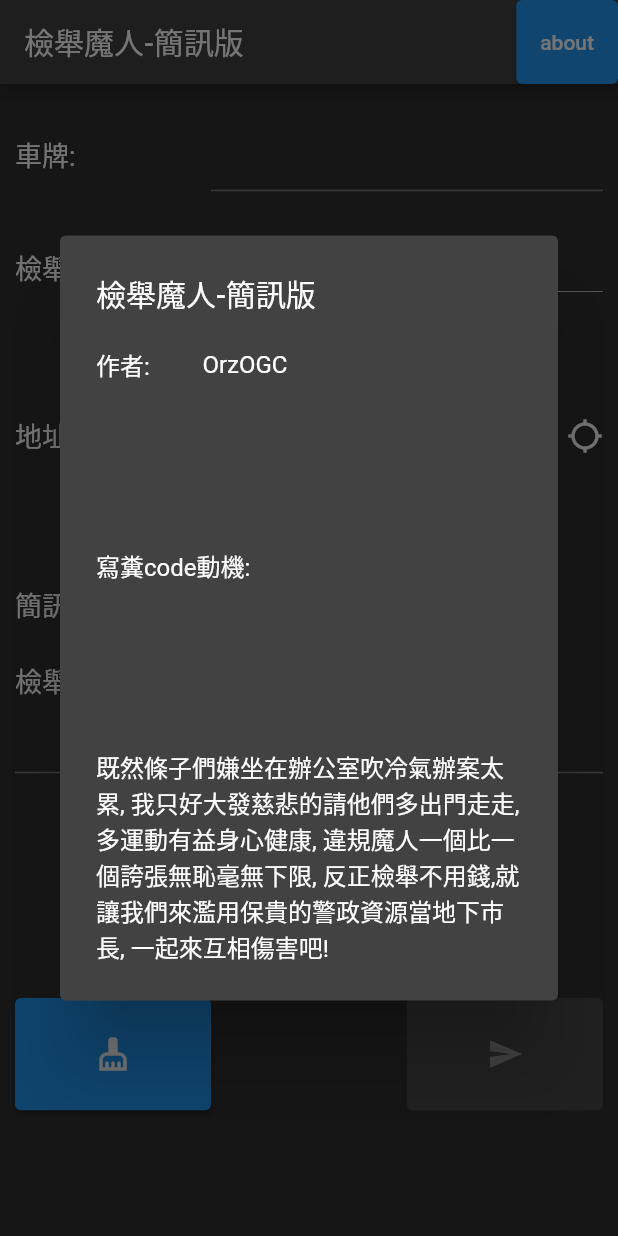
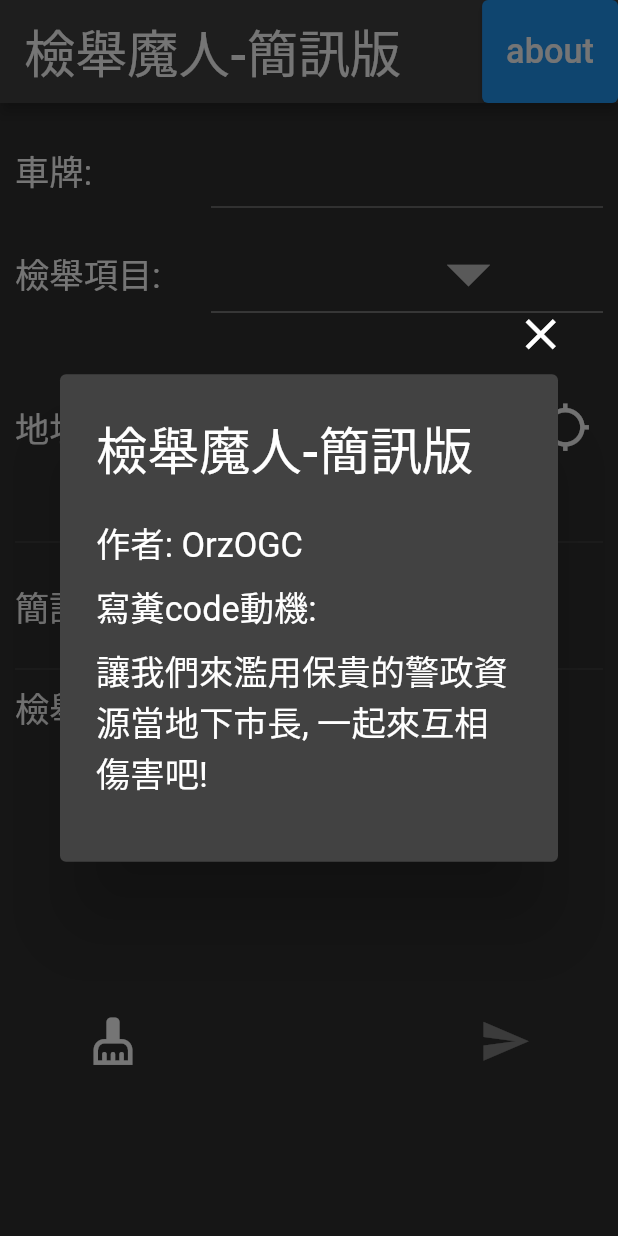
Before and after one commit to OGC-Fever/report-master, a Flutter app: the screen it shows after launch, after a tap on "about", on a phone screen of 412 x 824 dp. Run offline on Flutter 3.47's test engine with Material 2 defaults, Android fonts, the light colour scheme and no system bars; our stand-ins replace geocoding, geolocator; missing offline and left inert: flutter_sms.

Commit message:
stack test

```diff
--- a/lib/main.dart
+++ b/lib/main.dart
@@ -42,56 +42,92 @@ class HomePageState extends State<HomePage> {
   Widget build(BuildContext context) {
     var chooseValue = Provider.of<ReportVM>(context).chooseValue;
     var sendable = Provider.of<ReportVM>(context).sendable;
-    var customStyle = const TextStyle(fontSize: 18);
     var reportList = Provider.of<ReportVM>(context).reportList;
     var address = Provider.of<ReportVM>(context).address;
     var sms = Provider.of<ReportVM>(context).sms;
     var plateController = Provider.of<ReportVM>(context).plateController;
     var smsController = Provider.of<ReportVM>(context).smsController;
-    var rowHeight = MediaQuery.of(context).size.height / 11;
+    var rowHeight = MediaQuery.of(context).size.height / 12;
+    var contentStyle = TextStyle(fontSize: rowHeight / 3);
+    var titleStyle = TextStyle(fontSize: rowHeight / 2);
+
+    Provider.of<ReportVM>(context).contentStyle = contentStyle;
+    Provider.of<ReportVM>(context).titleStyle = titleStyle;
 
     return Scaffold(
       appBar: AppBar(
-        title: const Text("檢舉魔人-簡訊版"),
+        toolbarHeight: rowHeight,
+        title: Text(
+          "檢舉魔人-簡訊版",
+          style: titleStyle,
+        ),
         actions: [
-          ElevatedButton(
+          SizedBox(
+            child: ElevatedButton(
               onPressed: () {
                 showDialog(
                   context: context,
                   builder: (BuildContext context) {
-                  return AlertDialog(
-                    title: const Text("檢舉魔人-簡訊版"),
-                    content: ConstrainedBox(
-                      constraints: BoxConstraints.expand(
-                          height: MediaQuery.of(context).size.height / 2),
+                    return Stack(
+                      alignment: Alignment.topCenter,
+                      children: [
+                        AlertDialog(
+                          title: Text(
+                            "檢舉魔人-簡訊版",
+                            style: titleStyle,
+                          ),
+                          content: SizedBox(
+                            height: rowHeight * 3,
                             child: Column(
                                 crossAxisAlignment: CrossAxisAlignment.start,
                                 children: [
-                            Row(
-                              children: const [
-                                Expanded(flex: 1, child: Text("作者:")),
-                                Expanded(flex: 3, child: Text("OrzOGC")),
-                              ],
+                                  Text(
+                                    "作者: OrzOGC",
+                                    style: contentStyle,
                                   ),
-                            const Spacer(),
-                            Row(
-                              children: const [
+                                  SizedBox(
+                                    height: rowHeight / 8,
+                                  ),
+                                  Column(
+                                    crossAxisAlignment:
+                                        CrossAxisAlignment.start,
+                                    children: [
                                       Text(
                                         "寫糞code動機:",
+                                        style: contentStyle,
+                                      ),
+                                      SizedBox(
+                                        height: rowHeight / 8,
+                                      ),
+                                      Text(
+                                        "讓我們來濫用保貴的警政資源當地下巿長, 一起來互相傷害吧!",
+                                        style: contentStyle,
                                       ),
                                     ],
                                   ),
-                            const Spacer(),
-                            const Text(
-                              "既然條子們嫌坐在辦公室吹冷氣辦案太累, 我只好大發慈悲的請他們多出門走走,多運動有益身心健康, 違規魔人一個比一個誇張無恥毫無下限, 反正檢舉不用錢,就讓我們來濫用保貴的警政資源當地下巿長, 一起來互相傷害吧!",
-                            ),
                                 ]),
                           ),
+                        ),
+                        Positioned(
+                            top: rowHeight * 3,
+                            right: MediaQuery.of(context).size.width / 12,
+                            child: GestureDetector(
+                              onTap: () => Navigator.pop(context),
+                              child: Icon(
+                                Icons.close,
+                                size: rowHeight / 2,
+                              ),
+                            )),
+                      ],
                     );
                   },
                 );
               },
-            child: const Text("about"),
+              child: Text(
+                "about",
+                style: contentStyle,
+              ),
+            ),
           )
         ],
       ),
@@ -101,18 +137,17 @@ class HomePageState extends State<HomePage> {
           children: [
             ConstrainedBox(
                 constraints: BoxConstraints.expand(height: rowHeight),
-                // height: rowHeight,
                 child: Row(children: [
                   Expanded(
                       flex: 1,
                       child: Text(
                         "車牌:",
-                        style: customStyle,
+                        style: contentStyle,
                       )),
                   Expanded(
                     flex: 2,
                     child: TextField(
-                      style: customStyle,
+                      style: contentStyle,
                       controller: plateController,
                       onChanged: (value) {
                         Provider.of<ReportVM>(context, listen: false).renew();
@@ -128,12 +163,14 @@ class HomePageState extends State<HomePage> {
                       flex: 1,
                       child: Text(
                         "檢舉項目:",
-                        style: customStyle,
+                        style: contentStyle,
                       )),
                   Expanded(
                     flex: 2,
                     child: DropdownButton(
-                        style: customStyle,
+                        itemHeight: rowHeight,
+                        iconSize: rowHeight,
+                        style: contentStyle,
                         value: chooseValue,
                         items: reportList.toList(),
                         onChanged: (value) {
@@ -153,27 +190,27 @@ class HomePageState extends State<HomePage> {
                       flex: 1,
                       child: Text(
                         "地址:",
-                        style: customStyle,
+                        style: contentStyle,
                       )),
                   Expanded(
-                    flex: 2,
+                    flex: 3,
                     child: Text(
                       address,
-                      style: customStyle,
+                      style: contentStyle,
                     ),
                   ),
-                  GestureDetector(
-                    onTap: () {
+                  IconButton(
+                    icon: const Icon(Icons.gps_not_fixed),
+                    iconSize: rowHeight / 2,
+                    onPressed: () {
                       Provider.of<ReportVM>(context, listen: false)
                           .getAddress(context);
                     },
-                    child: const Icon(
-                      Icons.gps_not_fixed,
                   ),
-                  )
                 ],
               ),
             ),
+            const Divider(),
             ConstrainedBox(
               constraints: BoxConstraints.expand(height: rowHeight),
               child: Row(
@@ -182,17 +219,18 @@ class HomePageState extends State<HomePage> {
                       flex: 1,
                       child: Text(
                         "簡訊號碼:",
-                        style: customStyle,
+                        style: contentStyle,
                       )),
                   Expanded(
                       flex: 2,
                       child: Text(
                         sms,
-                        style: customStyle,
+                        style: contentStyle,
                       )),
                 ],
               ),
             ),
+            const Divider(),
             ConstrainedBox(
               constraints: BoxConstraints.expand(height: rowHeight * 3),
               child: SingleChildScrollView(
@@ -201,11 +239,11 @@ class HomePageState extends State<HomePage> {
                   children: [
                     Text(
                       "檢舉內容:",
-                      style: customStyle,
+                      style: contentStyle,
                     ),
                     TextField(
-                      maxLines: null,
-                      style: customStyle,
+                      maxLines: 6,
+                      style: contentStyle,
                       controller: smsController,
                     ),
                   ],
@@ -218,11 +256,13 @@ class HomePageState extends State<HomePage> {
                   flex: 1,
                   child: ConstrainedBox(
                     constraints: BoxConstraints.expand(height: rowHeight),
-                    child: ElevatedButton(
+                    child: IconButton(
+                      icon: const Icon(Icons.cleaning_services),
+                      iconSize: rowHeight / 2,
                       onPressed: () {
                         Provider.of<ReportVM>(context, listen: false).clear();
                       },
-                        child: const Icon(Icons.cleaning_services)),
+                    ),
                   ),
                 ),
                 const Spacer(),
@@ -230,13 +270,14 @@ class HomePageState extends State<HomePage> {
                   flex: 1,
                   child: ConstrainedBox(
                     constraints: BoxConstraints.expand(height: rowHeight),
-                    child: ElevatedButton(
+                    child: IconButton(
+                      icon: const Icon(Icons.send),
+                      iconSize: rowHeight / 2,
                       onPressed: sendable
-                            ? () =>
-                                Provider.of<ReportVM>(context, listen: false)
+                          ? () => Provider.of<ReportVM>(context, listen: false)
                               .sendingSMS()
                           : null,
-                        child: const Icon(Icons.send)),
+                    ),
                   ),
                 )
               ],
--- a/lib/vm.dart
+++ b/lib/vm.dart
@@ -22,6 +22,8 @@ class ReportVM extends ChangeNotifier {
   var address = "";
   var sms = "";
   var sendable = false;
+  late TextStyle contentStyle;
+  late TextStyle titleStyle;
 
   void renew() {
     String? item = "";
@@ -90,7 +92,9 @@ class ReportVM extends ChangeNotifier {
     await checkGPS();
     Navigator.pop(context);
     if (!gpsStatus) {
-      msgBox(context, "無GPS訊號", const Text("讀取最近一次的定位地址"), true);
+      msgBox(
+          context, "無GPS訊號", Text("讀取最近一次的定位地址", style: contentStyle), false);
+      Timer(Duration(seconds: timeout), () => Navigator.pop(context));
     }
     var placemarks = await placemarkFromCoordinates(
             currentLocation!.latitude, currentLocation!.longitude,
@@ -117,7 +121,7 @@ class ReportVM extends ChangeNotifier {
       builder: (BuildContext context) {
         return AlertDialog(
           alignment: Alignment.center,
-          title: Text(title),
+          title: Text(title, style: titleStyle),
           content: widget,
         );
       },
```
Lines whose indentation alone changed are shown as unchanged.
